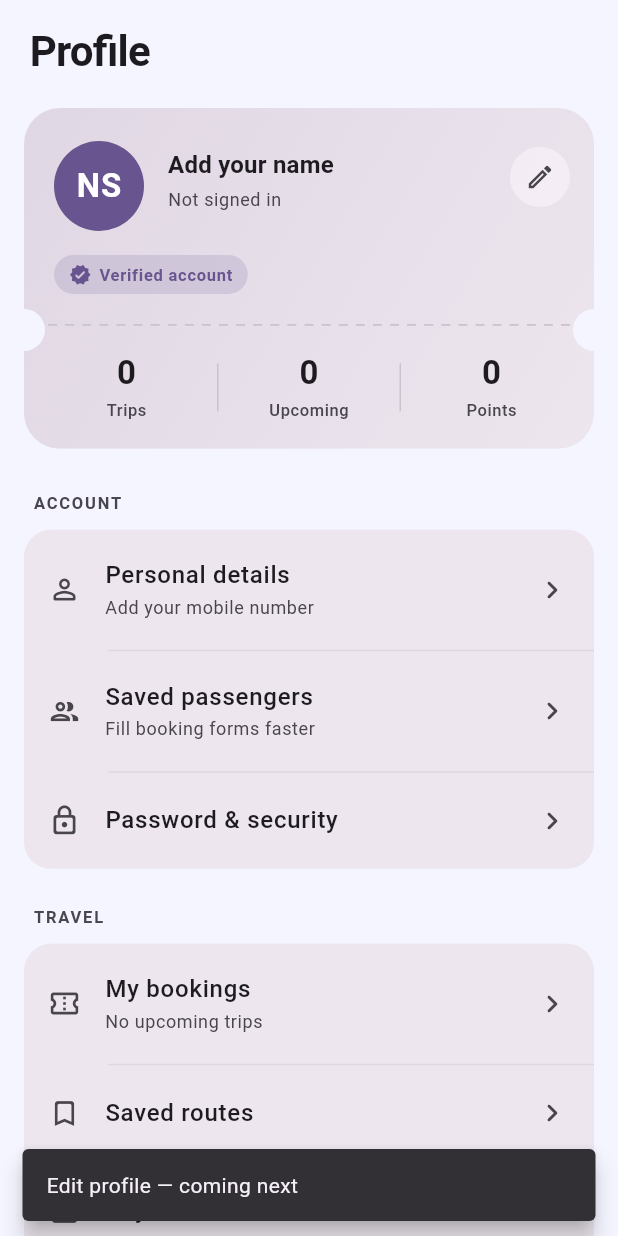
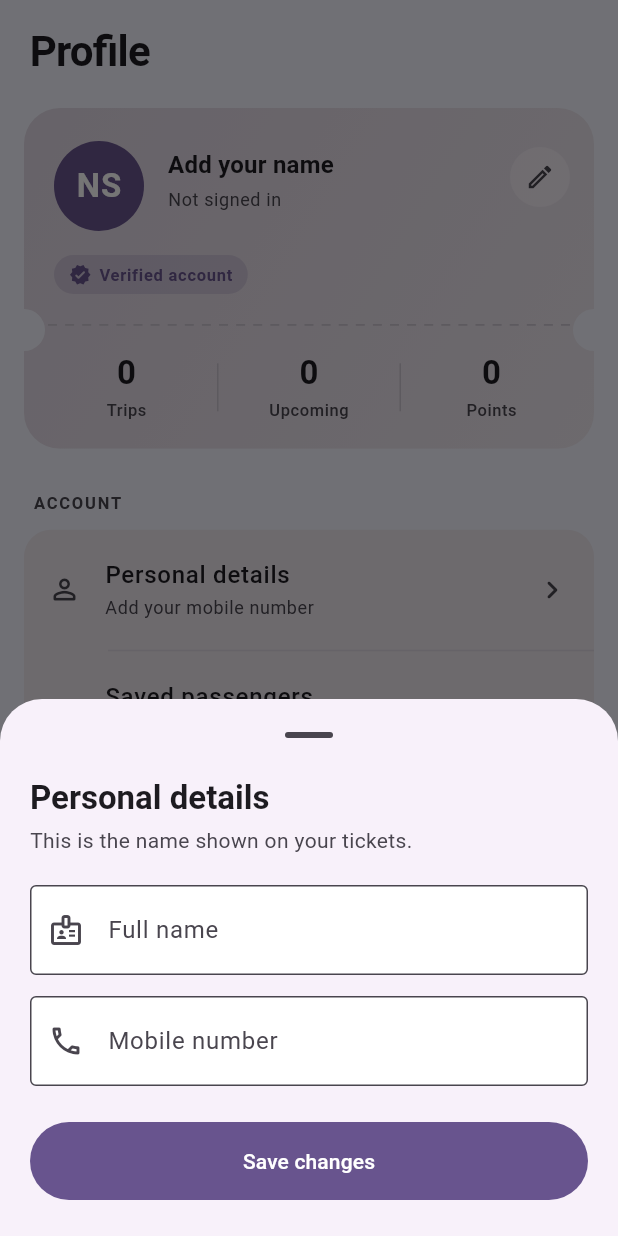
Before and after one commit to DinukaVishal/Bus-Ticket-Booking-System, a Flutter app: the ProfilePage screen opened by its route, after a tap on the "edit" icon, on a phone screen of 412 x 824 dp. Run offline on Flutter 3.47's test engine with Material 3 defaults, Android fonts, the phone set to English and light mode, and no system bars; our stand-ins replace google_maps_flutter, supabase_flutter; missing offline and left inert: mobile_scanner; accounts and stored records are empty.

Commit message:
add functions to the profile page

```diff
--- a/bus-ticket-booking-mobile/lib/pages/profile_page.dart
+++ b/bus-ticket-booking-mobile/lib/pages/profile_page.dart
@@ -1,12 +1,9 @@
 import 'package:flutter/material.dart';
 import 'my_bookings_page.dart';
 import 'forgot_password_page.dart';
+import 'package:flutter/services.dart';
 
 /// Profile screen for QuickBus.
-///
-/// STAGE 1 — header only.
-/// Next up: account + travel sections, notification switches,
-/// edit-profile sheet, sign-out dialog.
 class ProfilePage extends StatefulWidget {
   const ProfilePage({
     super.key,
@@ -71,8 +68,23 @@ class _ProfilePageState extends State<ProfilePage> {
       );
   }
 
-  // TODO(stage 4): replace with the edit-profile bottom sheet.
-  void _openEditProfile() => _toast('Edit profile — coming next');
+  /// Opens a bottom sheet for editing the name and phone number.
+  Future<void> _openEditProfile() async {
+    final edited = await showModalBottomSheet<({String name, String phone})>(
+      context: context,
+      isScrollControlled: true,
+      showDragHandle: true,
+      builder: (_) => _EditProfileSheet(name: _name, phone: _phone),
+    );
+
+    if (edited == null || !mounted) return;
+
+    setState(() {
+      _name = edited.name;
+      _phone = edited.phone;
+    });
+    _toast('Profile updated');
+  }
 
   /// Pushes a page if one is wired up, otherwise shows a placeholder toast.
   void _go(String label, {Widget? page}) {
@@ -214,10 +226,6 @@ class _ProfilePageState extends State<ProfilePage> {
                 ),
               ],
             ),
-
-            const SizedBox(height: 32),
-
-            const SizedBox(height: 32),
 
             const SizedBox(height: 32),
 
@@ -412,15 +420,12 @@ class _ProfilePageState extends State<ProfilePage> {
 
 /// Cuts two half-circle notches out of the card so it reads as a torn ticket.
 class _TicketClipper extends CustomClipper<Path> {
-  const _TicketClipper({
-    required this.notchY,
-    this.notchRadius = 14,
-    this.corner = 24,
-  });
+  const _TicketClipper({required this.notchY});
 
   final double notchY;
-  final double notchRadius;
-  final double corner;
+
+  static const double notchRadius = 14;
+  static const double corner = 24;
 
   @override
   Path getClip(Size size) {
@@ -451,10 +456,7 @@ class _TicketClipper extends CustomClipper<Path> {
   }
 
   @override
-  bool shouldReclip(_TicketClipper oldClipper) =>
-      oldClipper.notchY != notchY ||
-      oldClipper.notchRadius != notchRadius ||
-      oldClipper.corner != corner;
+  bool shouldReclip(_TicketClipper oldClipper) => oldClipper.notchY != notchY;
 }
 
 /// A horizontal dashed rule that fills whatever width it is given.
@@ -570,12 +572,13 @@ class _TileGroup extends StatelessWidget {
       }
     }
 
-    return Container(
+    // A Material, not a decorated Container: ListTile paints its background
+    // and ink splashes on the nearest Material ancestor, so a coloured box in
+    // between would hide both.
+    return Material(
+      color: scheme.surfaceContainerHigh,
+      borderRadius: BorderRadius.circular(18),
       clipBehavior: Clip.antiAlias,
-      decoration: BoxDecoration(
-        color: scheme.surfaceContainerHigh,
-        borderRadius: BorderRadius.circular(18),
-      ),
       child: Column(children: rows),
     );
   }
@@ -701,3 +704,126 @@ class _SwitchTile extends StatelessWidget {
     );
   }
 }
+
+/// Bottom sheet that edits the name and phone number.
+///
+/// The controllers live here rather than in [_ProfilePageState] so they are
+/// disposed with the sheet's own element, after the closing animation has
+/// finished. Disposing them right after `showModalBottomSheet` returns tears
+/// them down while the fields are still painting the exit transition, which
+/// throws "A TextEditingController was used after being disposed".
+class _EditProfileSheet extends StatefulWidget {
+  const _EditProfileSheet({required this.name, required this.phone});
+
+  final String name;
+  final String phone;
+
+  @override
+  State<_EditProfileSheet> createState() => _EditProfileSheetState();
+}
+
+class _EditProfileSheetState extends State<_EditProfileSheet> {
+  late final TextEditingController _nameController =
+      TextEditingController(text: widget.name);
+  late final TextEditingController _phoneController =
+      TextEditingController(text: widget.phone);
+  final GlobalKey<FormState> _formKey = GlobalKey<FormState>();
+
+  @override
+  void dispose() {
+    _nameController.dispose();
+    _phoneController.dispose();
+    super.dispose();
+  }
+
+  void _submit() {
+    if (!(_formKey.currentState?.validate() ?? false)) return;
+    Navigator.pop(context, (
+      name: _nameController.text.trim(),
+      phone: _phoneController.text.trim(),
+    ));
+  }
+
+  @override
+  Widget build(BuildContext context) {
+    final theme = Theme.of(context);
+
+    return Padding(
+      // viewInsets pushes the sheet above the keyboard as it opens.
+      padding: EdgeInsets.only(
+        bottom: MediaQuery.of(context).viewInsets.bottom,
+      ),
+      child: SingleChildScrollView(
+        // Scrolls instead of overflowing once the keyboard eats the height.
+        padding: const EdgeInsets.fromLTRB(20, 4, 20, 24),
+        child: Form(
+          key: _formKey,
+          child: Column(
+            mainAxisSize: MainAxisSize.min,
+            crossAxisAlignment: CrossAxisAlignment.stretch,
+            children: [
+              Text(
+                'Personal details',
+                style: theme.textTheme.titleLarge?.copyWith(
+                  fontWeight: FontWeight.w600,
+                ),
+              ),
+              const SizedBox(height: 4),
+              Text(
+                'This is the name shown on your tickets.',
+                style: theme.textTheme.bodyMedium?.copyWith(
+                  color: theme.colorScheme.onSurfaceVariant,
+                ),
+              ),
+              const SizedBox(height: 20),
+              TextFormField(
+                controller: _nameController,
+                textCapitalization: TextCapitalization.words,
+                textInputAction: TextInputAction.next,
+                decoration: const InputDecoration(
+                  labelText: 'Full name',
+                  prefixIcon: Icon(Icons.badge_outlined),
+                  border: OutlineInputBorder(),
+                ),
+                validator: (value) => (value == null || value.trim().length < 2)
+                    ? 'Enter your full name'
+                    : null,
+              ),
+              const SizedBox(height: 14),
+              TextFormField(
+                controller: _phoneController,
+                keyboardType: TextInputType.phone,
+                textInputAction: TextInputAction.done,
+                onFieldSubmitted: (_) => _submit(),
+                inputFormatters: [
+                  FilteringTextInputFormatter.allow(RegExp(r'[0-9+]')),
+                  LengthLimitingTextInputFormatter(13),
+                ],
+                decoration: const InputDecoration(
+                  labelText: 'Mobile number',
+                  hintText: '07XXXXXXXX',
+                  prefixIcon: Icon(Icons.phone_outlined),
+                  border: OutlineInputBorder(),
+                ),
+                validator: (value) {
+                  final phone = value?.trim() ?? '';
+                  if (phone.isEmpty) return 'Enter your mobile number';
+                  if (phone.length < 9) return 'That number looks too short';
+                  return null;
+                },
+              ),
+              const SizedBox(height: 24),
+              FilledButton(
+                onPressed: _submit,
+                style: FilledButton.styleFrom(
+                  minimumSize: const Size.fromHeight(52),
+                ),
+                child: const Text('Save changes'),
+              ),
+            ],
+          ),
+        ),
+      ),
+    );
+  }
+}
```
Also changed, not shown: bus-ticket-booking-mobile/analysis_options.yaml (+9 -0 lines), bus-ticket-booking-mobile/lib/pages/quickbus_loading_screen.dart (+37 -4 lines), bus-ticket-booking-mobile/pubspec.lock, 1 other file.
